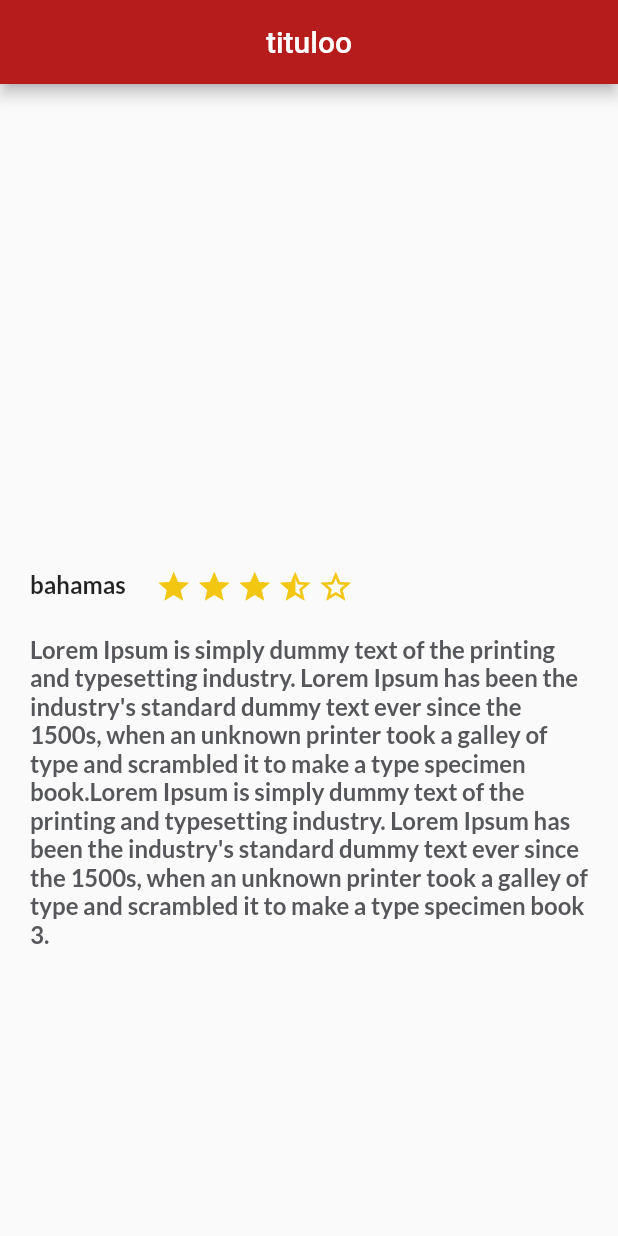
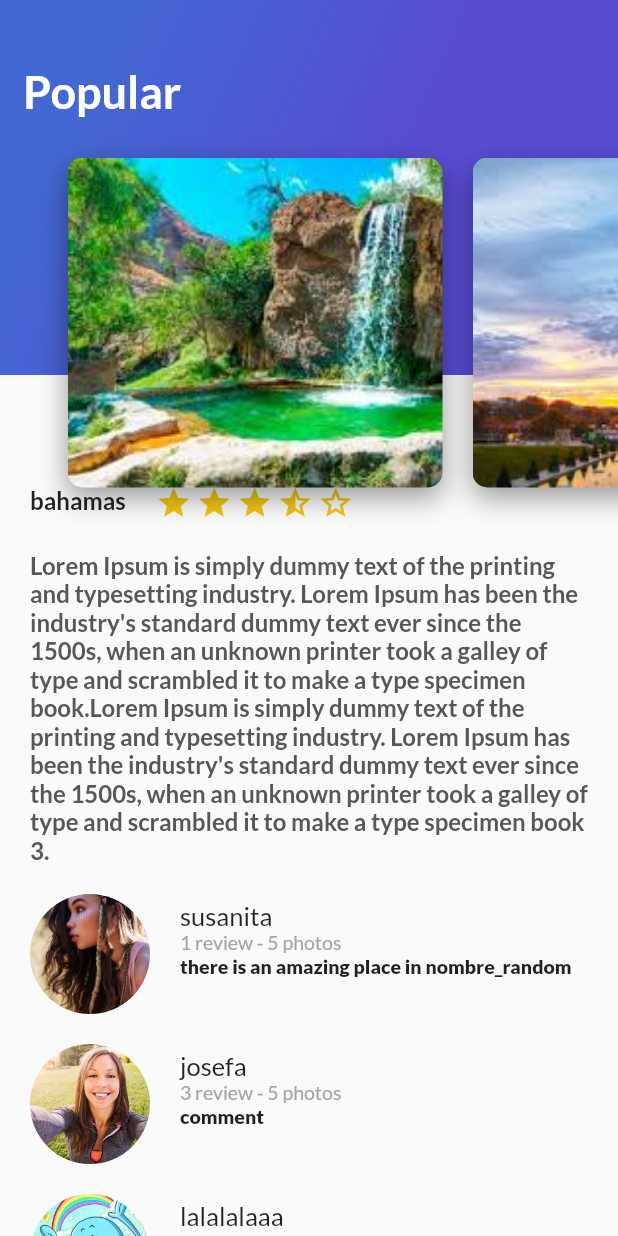
Before and after one commit to romibello/Flutter, a Flutter app: the screen it shows after launch, on a phone screen of 412 x 824 dp. Run offline on Flutter 3.47's test engine with Material 2 defaults, Android fonts, the phone set to English and light mode, and no system bars.

Commit message:
header complete

```diff
--- /dev/null
+++ b/primerproyecto/lib/card_image.dart
@@ -0,0 +1,39 @@
+import 'package:flutter/material.dart';
+
+
+class CardImage extends StatelessWidget{
+
+  String pathImage;
+
+  CardImage(this.pathImage);
+
+  @override
+  Widget build(BuildContext context) {
+    final card = Container(
+      height: 350.0,
+      width: 250.0,
+      margin: EdgeInsets.only(
+        top: 80.0,
+        left: 20.0,
+      ),
+      decoration: BoxDecoration(
+        image: DecorationImage(
+          fit: BoxFit.cover,
+          image: AssetImage(pathImage),
+        ),
+        borderRadius: BorderRadius.all(Radius.circular(10.0)),
+        shape: BoxShape.rectangle,
+        boxShadow: <BoxShadow>[
+          BoxShadow(
+            color: Colors.black38,
+            blurRadius: 15.0,
+            offset: Offset(0.0, 7.0),
+          ),
+        ],
+      ),
+    );
+
+
+    return card;
+  }
+}
--- /dev/null
+++ b/primerproyecto/lib/card_image_list.dart
@@ -0,0 +1,25 @@
+import 'package:flutter/material.dart';
+import 'card_image.dart';
+
+
+class CardImageList extends StatelessWidget{
+  @override
+  Widget build(BuildContext context) {
+
+    return Container(
+      height: 350.0,
+      child: ListView(
+        padding: EdgeInsets.all(25.0),
+        scrollDirection: Axis.horizontal,
+        children: <Widget>[
+          CardImage("assets/img/costaPeru.jpg"),
+          CardImage("assets/img/paris.jpg"),
+          CardImage("assets/img/japon.jpg"),
+          CardImage("assets/img/agua.jpg"),
+        ],
+      ),
+    );
+
+  }
+
+}
--- /dev/null
+++ b/primerproyecto/lib/gradient_back.dart
@@ -0,0 +1,38 @@
+import 'package:flutter/material.dart';
+
+class GradientBack extends StatelessWidget {
+
+  String title;
+
+  GradientBack(this.title);
+
+  @override
+  Widget build(BuildContext context) {
+
+    return Container(
+      height: 250.0,
+      decoration: BoxDecoration(
+        gradient: LinearGradient(
+          colors: [
+            Color(0xFF4268D3),
+            Color(0xFF584CD1),
+          ],
+          begin: FractionalOffset(0.2, 0.0),
+          end: FractionalOffset(1.0, 0.6),
+          stops: [0.0, 0.6],
+          tileMode: TileMode.clamp,
+        )
+      ),
+      child: Text(
+        title,
+        style: TextStyle(
+          color: Colors.white,
+          fontSize: 30.0,
+          fontFamily: "Lato",
+          fontWeight: FontWeight.bold,
+        ),
+      ),
+      alignment: Alignment(-0.9, -0.6),
+    );
+  }
+}
--- /dev/null
+++ b/primerproyecto/lib/header_appbar.dart
@@ -0,0 +1,18 @@
+import 'package:flutter/material.dart';
+import 'card_image_list.dart';
+import 'gradient_back.dart';
+
+
+class HeaderAppBar extends StatelessWidget{
+  @override
+  Widget build(BuildContext context) {
+
+    return Stack(
+      children: <Widget>[
+        GradientBack("Popular"),
+        CardImageList(),
+      ],
+    );
+  }
+
+}
--- a/primerproyecto/lib/main.dart
+++ b/primerproyecto/lib/main.dart
@@ -1,7 +1,7 @@
 import 'package:flutter/material.dart';
 import 'description_place.dart';
 import 'review_list.dart';
-
+import 'header_appbar.dart';
 
 
 void main() => runApp(MyApp());
@@ -19,13 +19,17 @@ class MyApp extends StatelessWidget {
         primarySwatch: Colors.blue,
       ),
       home: Scaffold(
-        appBar: AppBar(
-          title: Text('tituloo'),
-          centerTitle: true,
-          backgroundColor: Colors.red[900],
+        body: Stack(//Stack me permite acomodar los elementos unos sobre otros
+          children: <Widget>[
+            ListView(
+              children: <Widget>[
+                DescriptionPlace("bahamas", 4, dummyDescription),
+                ReviewList()
+              ],
+            ),
+            HeaderAppBar(),
+          ],
         ),
-        body: new DescriptionPlace("bahamas", 4, dummyDescription) ,//new ReviewList()
-
       ),//MyHomePage(title: 'Flutter Demo Home Page'),
     );
   }
--- a/primerproyecto/lib/review_list.dart
+++ b/primerproyecto/lib/review_list.dart
@@ -9,7 +9,11 @@ class ReviewList extends StatelessWidget {
       children: <Widget>[
         new Review("assets/img/people.jpg", "susanita", "1 review - 5 photos", "there is an amazing place in nombre_random"),
         new Review("assets/img/girl.jpg", "josefa", "3 review - 5 photos", "comment"),
-        new Review("assets/img/missing.jpg", "lalalalaaa", "2 review - 8 photos", "comment"),
+        new Review("assets/img/meeseeks.jpg", "lalalalaaa", "2 review - 8 photos", "comment"),
+        new Review("assets/img/meeseeks.jpg", "look at me!", "2 review - 8 photos", "comment"),
+        new Review("assets/img/meeseeks.jpg", "existance is pain", "2 review - 8 photos", "comment"),
+        new Review("assets/img/MeeseeksRed.jpg", "lalalalaaa", "2 review - 8 photos", "comment"),
+        new Review("assets/img/meeseeks.jpg", "lalalalaaa", "2 review - 8 photos", "comment"),
       ],
     );
   }
```
Also changed, not shown: primerproyecto/assets/img/MeeseeksRed.jpg (added), primerproyecto/assets/img/agua.jpg (added), primerproyecto/assets/img/costaPeru.jpg (added), primerproyecto/assets/img/japon.jpg (added), primerproyecto/assets/img/meeseeks.jpg (renamed from primerproyecto/assets/img/missing.jpg), primerproyecto/assets/img/paris.jpg (added).
